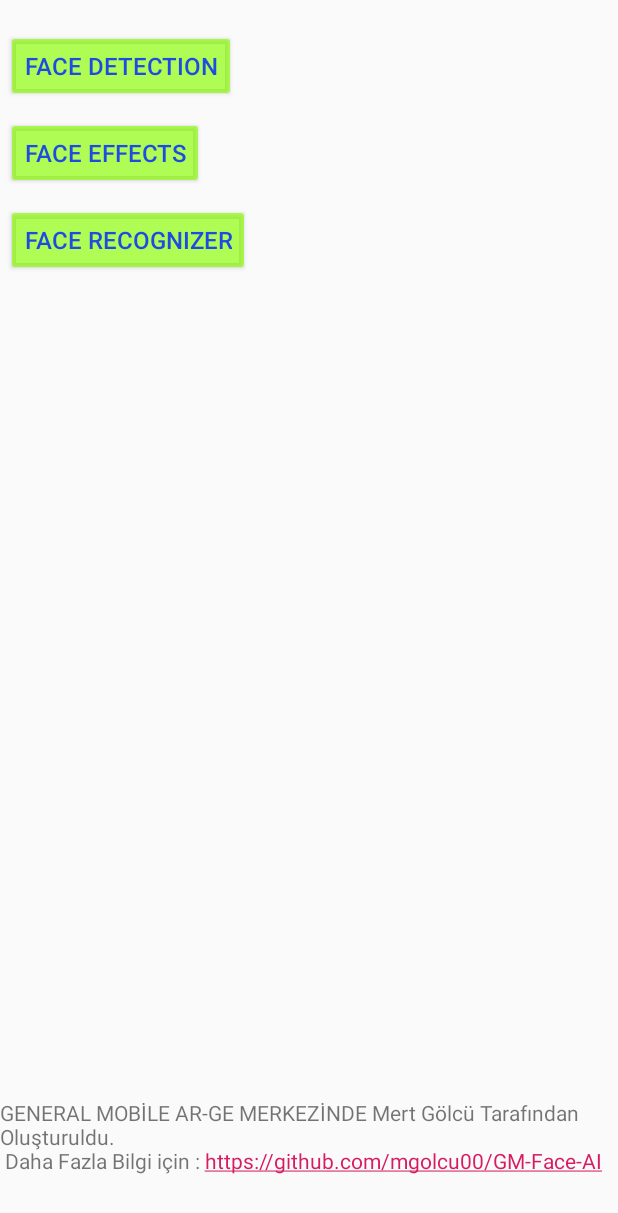
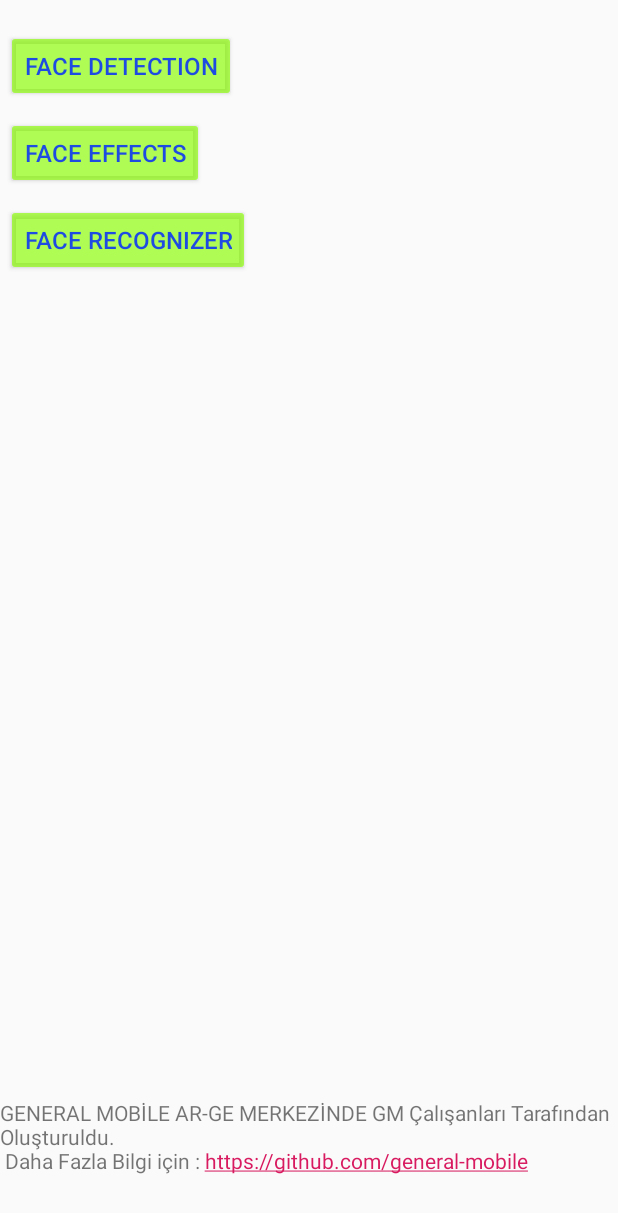
Before and after one commit to erolerdogan/GM-Face-AI, an Android app: the screen it shows after launch (MainActivity), on a phone screen of 412 x 824 dp. Shown: the top 1213 px of the screen. Run offline under Robolectric (Android 15) with nearby library versions, the phone set to English and light mode, and no system bars.

Commit message:
Some strings have been changed, Flipbutton added to Face recognize(it is not working yet)

```diff
--- a/app/src/main/java/com/example/gm_face_ai/MainActivity.java
+++ b/app/src/main/java/com/example/gm_face_ai/MainActivity.java
@@ -19,7 +19,7 @@ public class MainActivity extends AppCompatActivity {
         super.onCreate(savedInstanceState);
         setContentView(R.layout.activity_main);
         TextView txtInfo= findViewById(R.id.textInfo);
-        txtInfo.setText("GENERAL MOBİLE AR-GE MERKEZİNDE Mert Gölcü Tarafından Oluşturuldu. \n Daha Fazla Bilgi için : https://github.com/mgolcu00/GM-Face-AI ");
+        txtInfo.setText("GENERAL MOBİLE AR-GE MERKEZİNDE GM Çalışanları Tarafından Oluşturuldu. \n Daha Fazla Bilgi için : https://github.com/general-mobile ");
 
 
         Button btnFaceDet = findViewById(R.id.btnFaceDet);
```
Also changed, not shown: app/src/main/res/layout/activity_camera.xml (+15 -2 lines), 1 other file.
